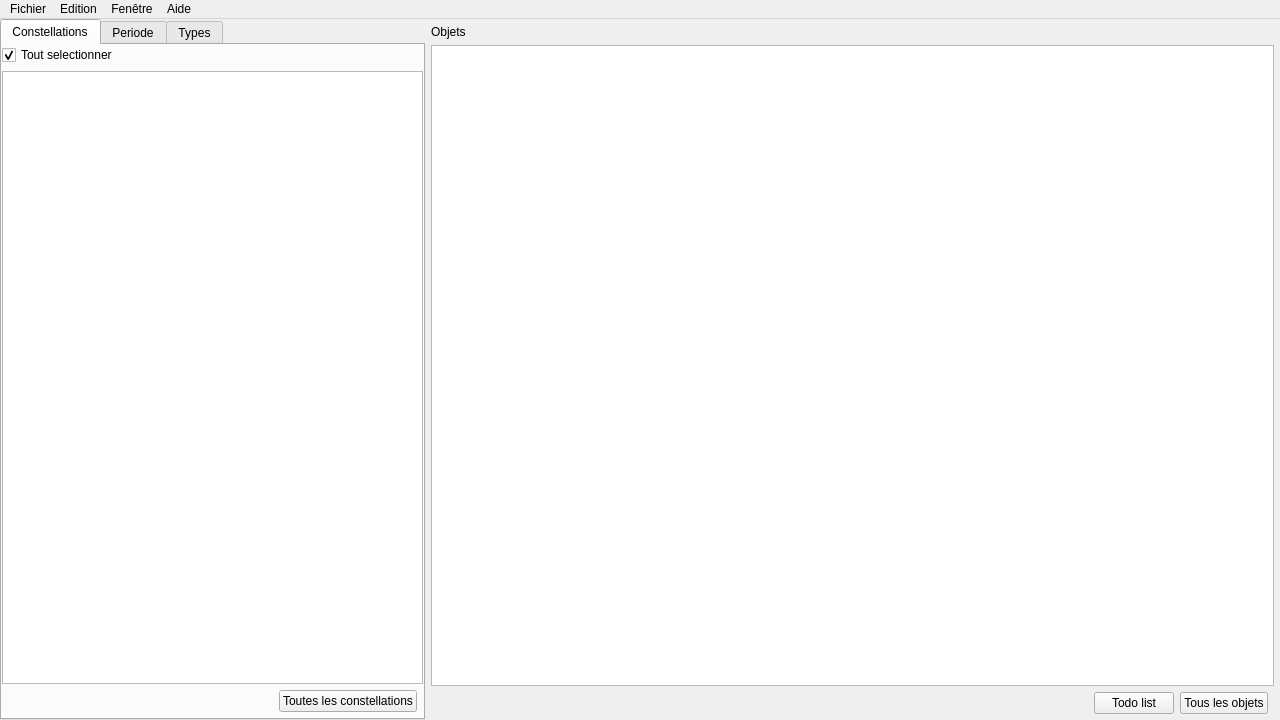
This is mainwindow.ui in Paracetamol56/Observeur2 as Qt 5 draws it before an edit. The edited form follows.
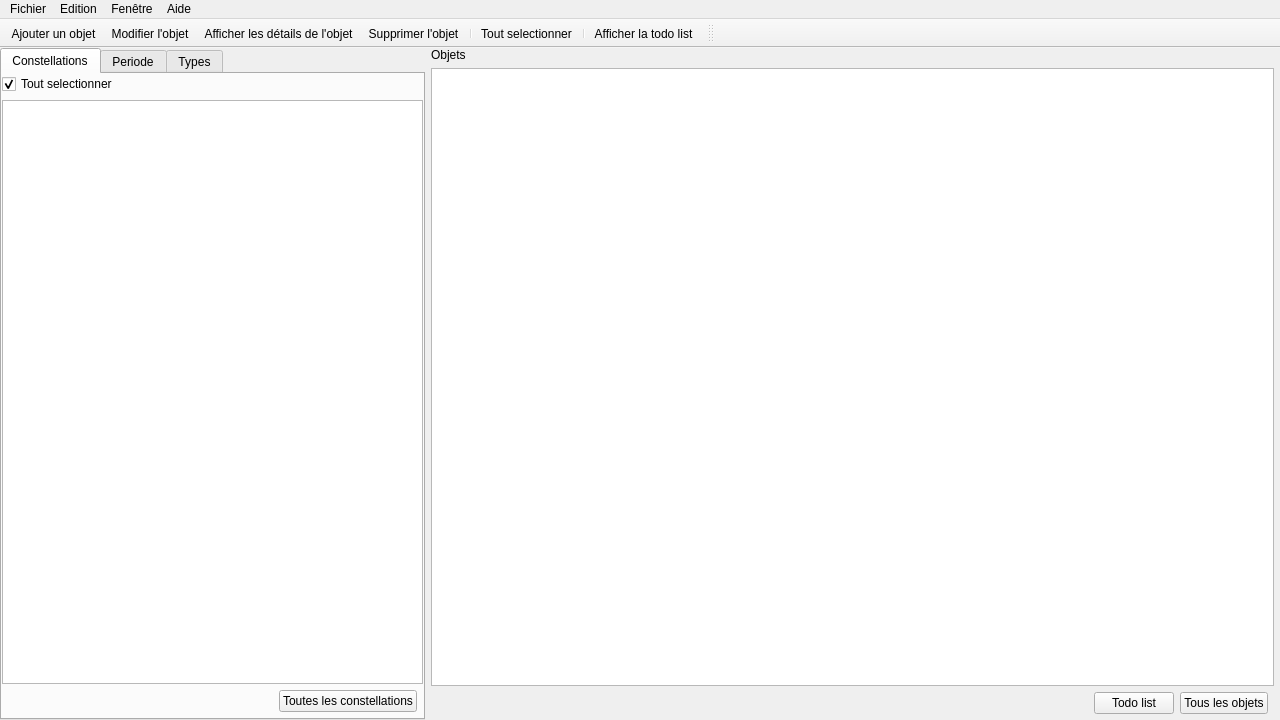
This is the edited form. The open tabs and pages were chosen to show the change. Icons and pictures are not drawn.

Commit message: Object dialog class

Patch:
```diff
--- a/mainwindow.ui
+++ b/mainwindow.ui
@@ -25,6 +25,9 @@
     </sizepolicy>
    </property>
    <layout class="QHBoxLayout" name="horizontalLayout_2" stretch="1,2">
+    <property name="sizeConstraint">
+     <enum>QLayout::SetMinimumSize</enum>
+    </property>
     <property name="leftMargin">
      <number>0</number>
     </property>
@@ -229,7 +232,7 @@
        <number>0</number>
       </property>
       <property name="topMargin">
-       <number>6</number>
+       <number>0</number>
       </property>
       <property name="rightMargin">
        <number>6</number>
@@ -375,6 +378,45 @@
    <addaction name="menuAffichage"/>
    <addaction name="menuAide"/>
   </widget>
+  <widget class="QToolBar" name="toolBar">
+   <property name="windowTitle">
+    <string>toolBar</string>
+   </property>
+   <property name="movable">
+    <bool>false</bool>
+   </property>
+   <property name="iconSize">
+    <size>
+     <width>32</width>
+     <height>32</height>
+    </size>
+   </property>
+   <attribute name="toolBarArea">
+    <enum>TopToolBarArea</enum>
+   </attribute>
+   <attribute name="toolBarBreak">
+    <bool>false</bool>
+   </attribute>
+   <addaction name="actionNouvel_objet"/>
+   <addaction name="actionModifier_un_objet"/>
+   <addaction name="actionAfficher_les_d_tails_de_l_objet"/>
+   <addaction name="actionSupprimer_un_objet"/>
+   <addaction name="separator"/>
+   <addaction name="actionTout_selectionner"/>
+   <addaction name="separator"/>
+   <addaction name="actionAfficher_la_todo_list"/>
+  </widget>
+  <widget class="QToolBar" name="toolBar_2">
+   <property name="windowTitle">
+    <string>toolBar_2</string>
+   </property>
+   <attribute name="toolBarArea">
+    <enum>TopToolBarArea</enum>
+   </attribute>
+   <attribute name="toolBarBreak">
+    <bool>false</bool>
+   </attribute>
+  </widget>
   <action name="actionQuitter">
    <property name="icon">
     <iconset resource="ressources.qrc">
@@ -501,6 +543,15 @@
     <string>Afficher la todo list</string>
    </property>
   </action>
+  <action name="actionAfficher_les_d_tails_de_l_objet">
+   <property name="icon">
+    <iconset resource="ressources.qrc">
+     <normaloff>:/Ressources/icons/icons8-show-property-96.png</normaloff>:/Ressources/icons/icons8-show-property-96.png</iconset>
+   </property>
+   <property name="text">
+    <string>Afficher les détails de l'objet</string>
+   </property>
+  </action>
  </widget>
  <resources>
   <include location="ressources.qrc"/>
```
Left out of the diff: 5 changed lines with no effect on the pictures. The commit also changes 13 other files.
